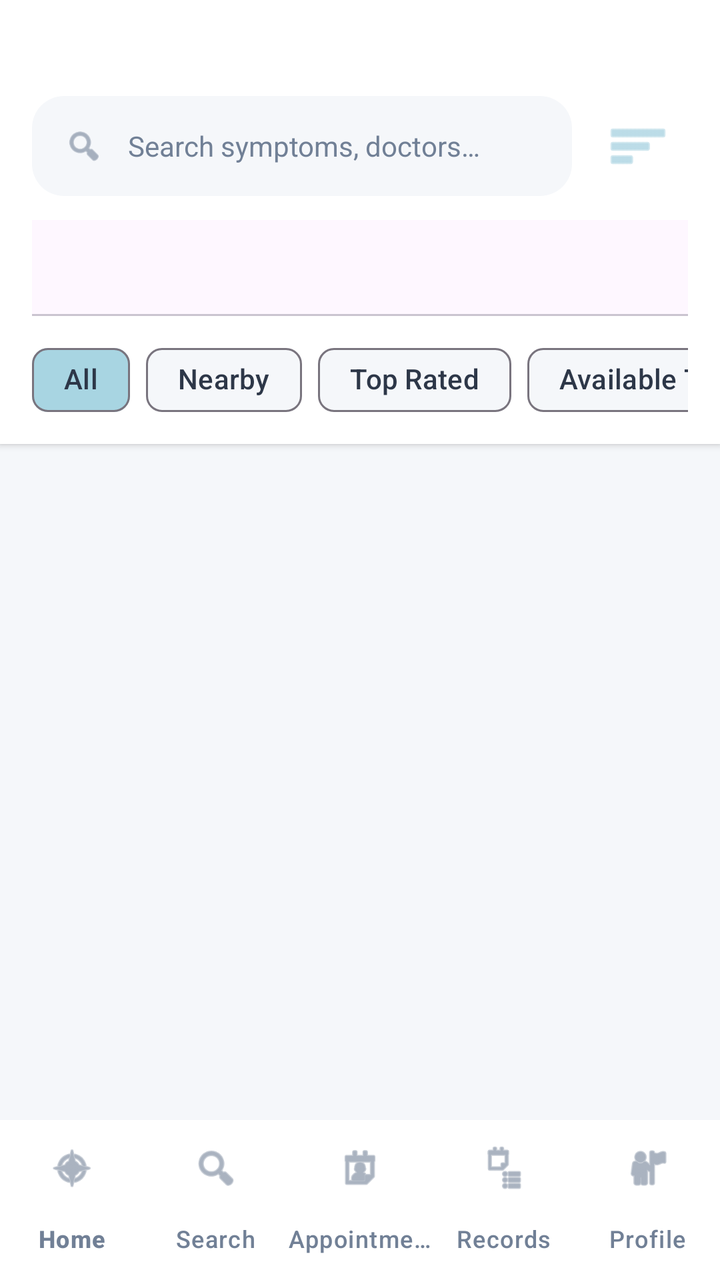
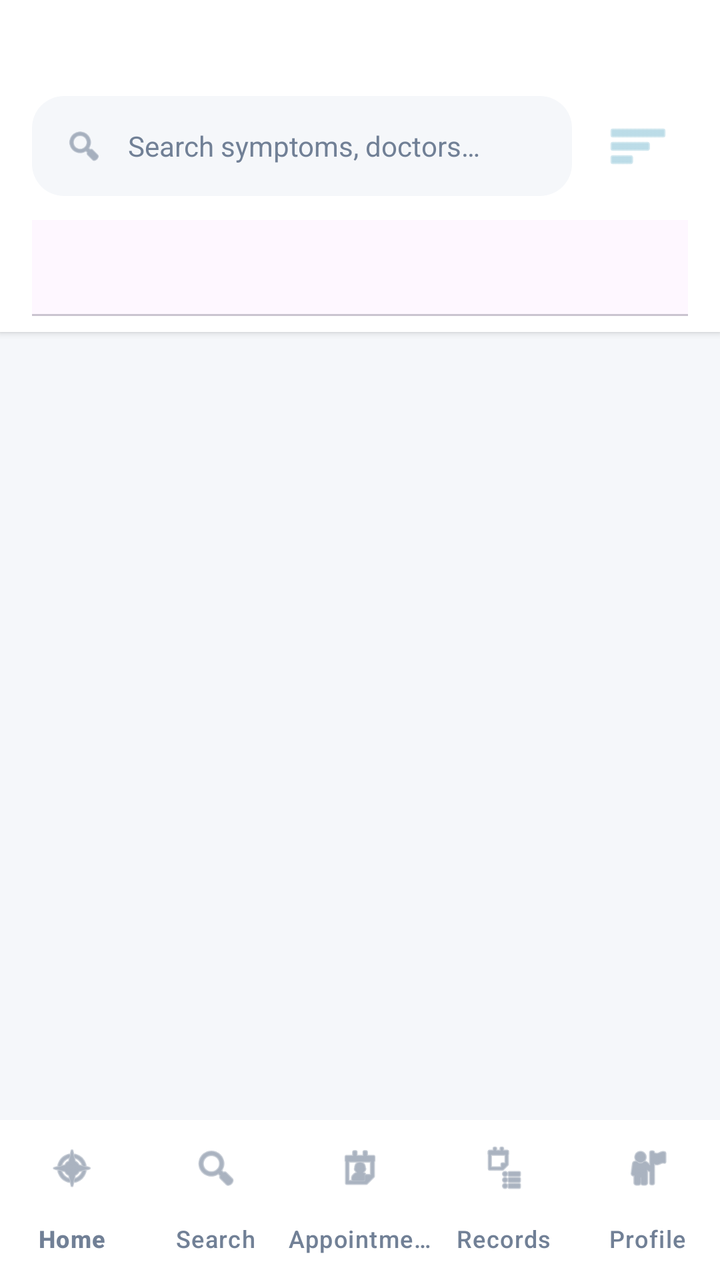

Two renders of the same Android screen: before a commit and after it. Below are the layout's source before the change and the commit's diff.
<!-- AndroidManifest.xml: application theme Theme.Healthcare -->
<!-- res/layout/activity_search.xml -->
<?xml version="1.0" encoding="utf-8"?>

<androidx.constraintlayout.widget.ConstraintLayout
    xmlns:android="http://schemas.android.com/apk/res/android"
    xmlns:app="http://schemas.android.com/apk/res-auto"
    xmlns:tools="http://schemas.android.com/tools"
    android:layout_width="match_parent"
    android:layout_height="match_parent"
    android:background="@color/healthcare_gray">

    <LinearLayout
        android:id="@+id/topSection"
        android:layout_width="match_parent"
        android:layout_height="wrap_content"
        android:background="@color/white"
        android:orientation="vertical"
        android:paddingTop="48dp"
        android:paddingBottom="8dp"
        android:paddingHorizontal="16dp"
        android:elevation="2dp"
        app:layout_constraintTop_toTopOf="parent">

        
        <LinearLayout
            android:layout_width="match_parent"
            android:layout_height="wrap_content"
            android:orientation="horizontal"
            android:gravity="center_vertical">

            <LinearLayout
                android:layout_width="0dp"
                android:layout_height="50dp"
                android:layout_weight="1"
                android:background="@drawable/bg_rounded_input"
                android:gravity="center_vertical"
                android:orientation="horizontal"
                android:paddingHorizontal="16dp">

                <ImageView
                    android:layout_width="20dp"
                    android:layout_height="20dp"
                    android:src="@android:drawable/ic_menu_search"
                    app:tint="@color/healthcare_muted" />

                <EditText
                    android:id="@+id/etSearch"
                    android:layout_width="0dp"
                    android:layout_height="match_parent"
                    android:layout_weight="1"
                    android:layout_marginStart="12dp"
                    android:background="@null"
                    android:hint="@string/search_hint"
                    android:imeOptions="actionSearch"
                    android:inputType="text"
                    android:textColor="@color/healthcare_dark"
                    android:textColorHint="@color/healthcare_muted"
                    android:textSize="14sp" />

            </LinearLayout>

            <ImageButton
                android:id="@+id/btnFilter"
                android:layout_width="50dp"
                android:layout_height="50dp"
                android:layout_marginStart="8dp"
                android:background="@drawable/bg_rounded_card"
                android:src="@android:drawable/ic_menu_sort_by_size"
                app:tint="@color/pastel_blue_dark" />

        </LinearLayout>

        
        <com.google.android.material.tabs.TabLayout
            android:id="@+id/tabLayout"
            android:layout_width="match_parent"
            android:layout_height="wrap_content"
            android:layout_marginTop="12dp"
            style="@style/TabStyle"
            app:tabMode="fixed"
            app:tabGravity="fill"
            app:tabIndicatorFullWidth="true" />

        
        <HorizontalScrollView
            android:layout_width="match_parent"
            android:layout_height="wrap_content"
            android:layout_marginTop="8dp"
            android:scrollbars="none">

            <com.google.android.material.chip.ChipGroup
                android:id="@+id/chipGroupFilters"
                android:layout_width="wrap_content"
                android:layout_height="wrap_content"
                app:singleSelection="true"
                app:singleLine="true"
                app:chipSpacingHorizontal="8dp">

                <com.google.android.material.chip.Chip
                    android:id="@+id/chipAll"
                    android:layout_width="wrap_content"
                    android:layout_height="wrap_content"
                    android:text="All"
                    android:checked="true"
                    app:chipBackgroundColor="@color/pastel_blue"
                    android:textColor="@color/healthcare_dark"
                    app:checkedIconVisible="false" />

                <com.google.android.material.chip.Chip
                    android:id="@+id/chipNearby"
                    android:layout_width="wrap_content"
                    android:layout_height="wrap_content"
                    android:text="Nearby"
                    app:chipBackgroundColor="@color/healthcare_gray"
                    android:textColor="@color/healthcare_dark"
                    app:checkedIconVisible="false" />

                <com.google.android.material.chip.Chip
                    android:id="@+id/chipTopRated"
                    android:layout_width="wrap_content"
                    android:layout_height="wrap_content"
                    android:text="Top Rated"
                    app:chipBackgroundColor="@color/healthcare_gray"
                    android:textColor="@color/healthcare_dark"
                    app:checkedIconVisible="false" />

                <com.google.android.material.chip.Chip
                    android:id="@+id/chipAvailableToday"
                    android:layout_width="wrap_content"
                    android:layout_height="wrap_content"
                    android:text="Available Today"
                    app:chipBackgroundColor="@color/healthcare_gray"
                    android:textColor="@color/healthcare_dark"
                    app:checkedIconVisible="false" />

                <com.google.android.material.chip.Chip
                    android:id="@+id/chipAffordable"
                    android:layout_width="wrap_content"
                    android:layout_height="wrap_content"
                    android:text="Affordable"
                    app:chipBackgroundColor="@color/healthcare_gray"
                    android:textColor="@color/healthcare_dark"
                    app:checkedIconVisible="false" />

            </com.google.android.material.chip.ChipGroup>

        </HorizontalScrollView>

    </LinearLayout>

    <androidx.recyclerview.widget.RecyclerView
        android:id="@+id/rvResults"
        android:layout_width="match_parent"
        android:layout_height="0dp"
        android:layout_marginTop="8dp"
        android:clipToPadding="false"
        android:paddingBottom="8dp"
        app:layout_constraintTop_toBottomOf="@id/topSection"
        app:layout_constraintBottom_toTopOf="@id/bottomNav" />

    <com.google.android.material.bottomnavigation.BottomNavigationView
        android:id="@+id/bottomNav"
        android:layout_width="match_parent"
        android:layout_height="wrap_content"
        android:background="@color/white"
        app:itemIconTint="@color/healthcare_muted"
        app:itemTextColor="@color/healthcare_muted"
        app:itemActiveIndicatorStyle="@null"
        app:labelVisibilityMode="labeled"
        app:layout_constraintBottom_toBottomOf="parent"
        app:menu="@menu/bottom_nav_menu" />

</androidx.constraintlayout.widget.ConstraintLayout>
<!-- resources referenced by this layout -->
<resources>
  <color name="healthcare_dark">#FF2D3748</color>
  <color name="healthcare_gray">#FFF5F7FA</color>
  <color name="healthcare_muted">#FF718096</color>
  <color name="pastel_blue">#FFA8D5E2</color>
  <color name="pastel_blue_dark">#FF8FC5D8</color>
  <color name="white">#FFFFFFFF</color>
  <!-- drawable bg_rounded_card (drawable) -->
  <?xml version="1.0" encoding="utf-8"?>
  <shape xmlns:android="http://schemas.android.com/apk/res/android"
      android:shape="rectangle">
      <solid android:color="@color/white" />
      <corners android:radius="16dp" />
  </shape>
  <!-- drawable bg_rounded_input (drawable) -->
  <?xml version="1.0" encoding="utf-8"?>
  <shape xmlns:android="http://schemas.android.com/apk/res/android"
      android:shape="rectangle">
      <solid android:color="@color/healthcare_gray" />
      <corners android:radius="16dp" />
      <padding
          android:left="16dp"
          android:top="4dp"
          android:right="16dp"
          android:bottom="4dp" />
  </shape>
  <string name="search_hint">Search symptoms, doctors…</string>
  <style name="TabStyle" parent="Widget.Material3.TabLayout">
          <item name="tabIndicatorColor">@color/pastel_blue</item>
          <item name="tabSelectedTextColor">@color/healthcare_dark</item>
          <item name="tabTextColor">@color/healthcare_muted</item>
      </style>
  <style name="Theme.Healthcare" parent="Theme.Material3.Light.NoActionBar">
          <item name="colorPrimary">@color/pastel_blue</item>
          <item name="colorPrimaryDark">@color/pastel_blue_dark</item>
          <item name="colorAccent">@color/pastel_lavender</item>
          <item name="colorSecondary">@color/pastel_mint</item>
          <item name="android:colorBackground">@color/healthcare_white</item>
          <item name="android:textColorPrimary">@color/healthcare_dark</item>
          <item name="android:textColorSecondary">@color/healthcare_muted</item>
          <item name="android:statusBarColor">@color/healthcare_white</item>
          <item name="android:windowLightStatusBar">true</item>
      </style>
  <color name="pastel_lavender">#FFD4C5F9</color>
  <color name="pastel_mint">#FFB4E7CE</color>
  <color name="healthcare_white">#FFFFFFFF</color>
</resources>

<!-- the commit's change to res/layout/activity_search.xml (unified diff, before → after) -->
@@ -80,70 +80,7 @@
             app:tabGravity="fill"
             app:tabIndicatorFullWidth="true" />
 
-        
-        <HorizontalScrollView
-            android:layout_width="match_parent"
-            android:layout_height="wrap_content"
-            android:layout_marginTop="8dp"
-            android:scrollbars="none">
 
-            <com.google.android.material.chip.ChipGroup
-                android:id="@+id/chipGroupFilters"
-                android:layout_width="wrap_content"
-                android:layout_height="wrap_content"
-                app:singleSelection="true"
-                app:singleLine="true"
-                app:chipSpacingHorizontal="8dp">
-
-                <com.google.android.material.chip.Chip
-                    android:id="@+id/chipAll"
-                    android:layout_width="wrap_content"
-                    android:layout_height="wrap_content"
-                    android:text="All"
-                    android:checked="true"
-                    app:chipBackgroundColor="@color/pastel_blue"
-                    android:textColor="@color/healthcare_dark"
-                    app:checkedIconVisible="false" />
-
-                <com.google.android.material.chip.Chip
-                    android:id="@+id/chipNearby"
-                    android:layout_width="wrap_content"
-                    android:layout_height="wrap_content"
-                    android:text="Nearby"
-                    app:chipBackgroundColor="@color/healthcare_gray"
-                    android:textColor="@color/healthcare_dark"
-                    app:checkedIconVisible="false" />
-
-                <com.google.android.material.chip.Chip
-                    android:id="@+id/chipTopRated"
-                    android:layout_width="wrap_content"
-                    android:layout_height="wrap_content"
-                    android:text="Top Rated"
-                    app:chipBackgroundColor="@color/healthcare_gray"
-                    android:textColor="@color/healthcare_dark"
-                    app:checkedIconVisible="false" />
-
-                <com.google.android.material.chip.Chip
-                    android:id="@+id/chipAvailableToday"
-                    android:layout_width="wrap_content"
-                    android:layout_height="wrap_content"
-                    android:text="Available Today"
-                    app:chipBackgroundColor="@color/healthcare_gray"
-                    android:textColor="@color/healthcare_dark"
-                    app:checkedIconVisible="false" />
-
-                <com.google.android.material.chip.Chip
-                    android:id="@+id/chipAffordable"
-                    android:layout_width="wrap_content"
-                    android:layout_height="wrap_content"
-                    android:text="Affordable"
-                    app:chipBackgroundColor="@color/healthcare_gray"
-                    android:textColor="@color/healthcare_dark"
-                    app:checkedIconVisible="false" />
-
-            </com.google.android.material.chip.ChipGroup>
-
-        </HorizontalScrollView>
 
     </LinearLayout>
 
